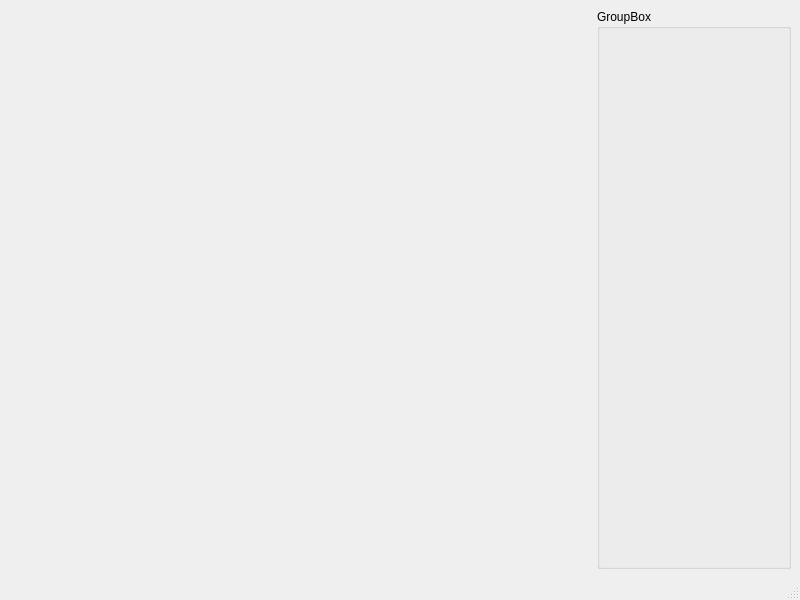
Qt form mainwindow.ui (ArtNlk/OpenGL-particles) before a commit.
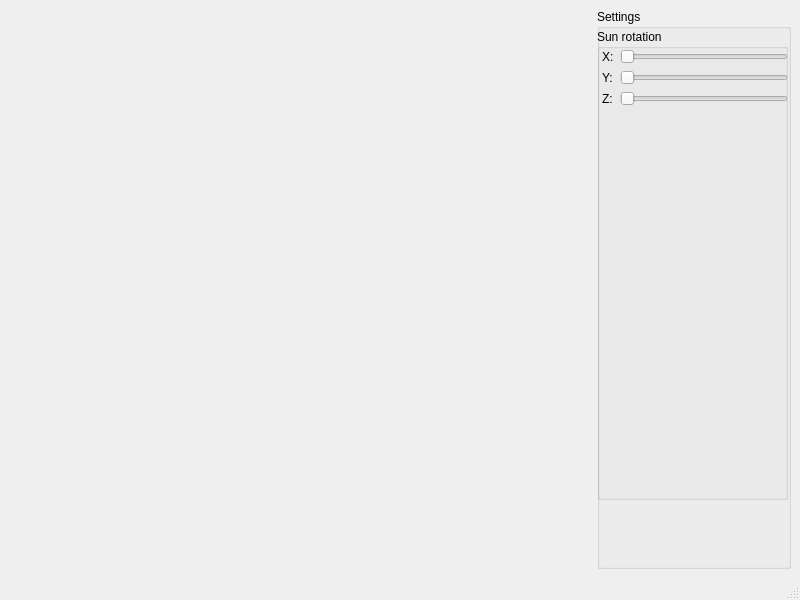
The same form after that commit.

Commit message: Added sun rotation setting

Diff of the .ui file:
```diff
--- a/mainwindow.ui
+++ b/mainwindow.ui
@@ -45,8 +45,112 @@
        </sizepolicy>
       </property>
       <property name="title">
-       <string>GroupBox</string>
+       <string>Settings</string>
       </property>
+      <widget class="QWidget" name="gridLayoutWidget_2">
+       <property name="geometry">
+        <rect>
+         <x>0</x>
+         <y>20</y>
+         <width>191</width>
+         <height>511</height>
+        </rect>
+       </property>
+       <layout class="QGridLayout" name="gridLayout_2">
+        <property name="sizeConstraint">
+         <enum>QLayout::SetNoConstraint</enum>
+        </property>
+        <item row="2" column="0">
+         <spacer name="verticalSpacer">
+          <property name="orientation">
+           <enum>Qt::Vertical</enum>
+          </property>
+          <property name="sizeType">
+           <enum>QSizePolicy::Preferred</enum>
+          </property>
+          <property name="sizeHint" stdset="0">
+           <size>
+            <width>20</width>
+            <height>40</height>
+           </size>
+          </property>
+         </spacer>
+        </item>
+        <item row="1" column="0">
+         <widget class="QGroupBox" name="groupBox">
+          <property name="title">
+           <string>Sun rotation</string>
+          </property>
+          <widget class="QWidget" name="formLayoutWidget">
+           <property name="geometry">
+            <rect>
+             <x>0</x>
+             <y>20</y>
+             <width>191</width>
+             <height>231</height>
+            </rect>
+           </property>
+           <layout class="QFormLayout" name="formLayout">
+            <property name="leftMargin">
+             <number>5</number>
+            </property>
+            <item row="0" column="0">
+             <widget class="QLabel" name="label">
+              <property name="text">
+               <string>X:</string>
+              </property>
+             </widget>
+            </item>
+            <item row="1" column="0">
+             <widget class="QLabel" name="label_2">
+              <property name="text">
+               <string>Y:</string>
+              </property>
+             </widget>
+            </item>
+            <item row="2" column="0">
+             <widget class="QLabel" name="label_3">
+              <property name="text">
+               <string>Z:</string>
+              </property>
+             </widget>
+            </item>
+            <item row="0" column="1">
+             <widget class="QSlider" name="sunlightDirXSlider">
+              <property name="maximum">
+               <number>360</number>
+              </property>
+              <property name="orientation">
+               <enum>Qt::Horizontal</enum>
+              </property>
+             </widget>
+            </item>
+            <item row="1" column="1">
+             <widget class="QSlider" name="sunlightDirYSlider">
+              <property name="maximum">
+               <number>360</number>
+              </property>
+              <property name="orientation">
+               <enum>Qt::Horizontal</enum>
+              </property>
+             </widget>
+            </item>
+            <item row="2" column="1">
+             <widget class="QSlider" name="sunlightDirZSlider">
+              <property name="maximum">
+               <number>360</number>
+              </property>
+              <property name="orientation">
+               <enum>Qt::Horizontal</enum>
+              </property>
+             </widget>
+            </item>
+           </layout>
+          </widget>
+         </widget>
+        </item>
+       </layout>
+      </widget>
      </widget>
     </item>
    </layout>
```
Left out of the diff: 2 changed lines with no effect on the pictures. The commit also changes 2 other files.
